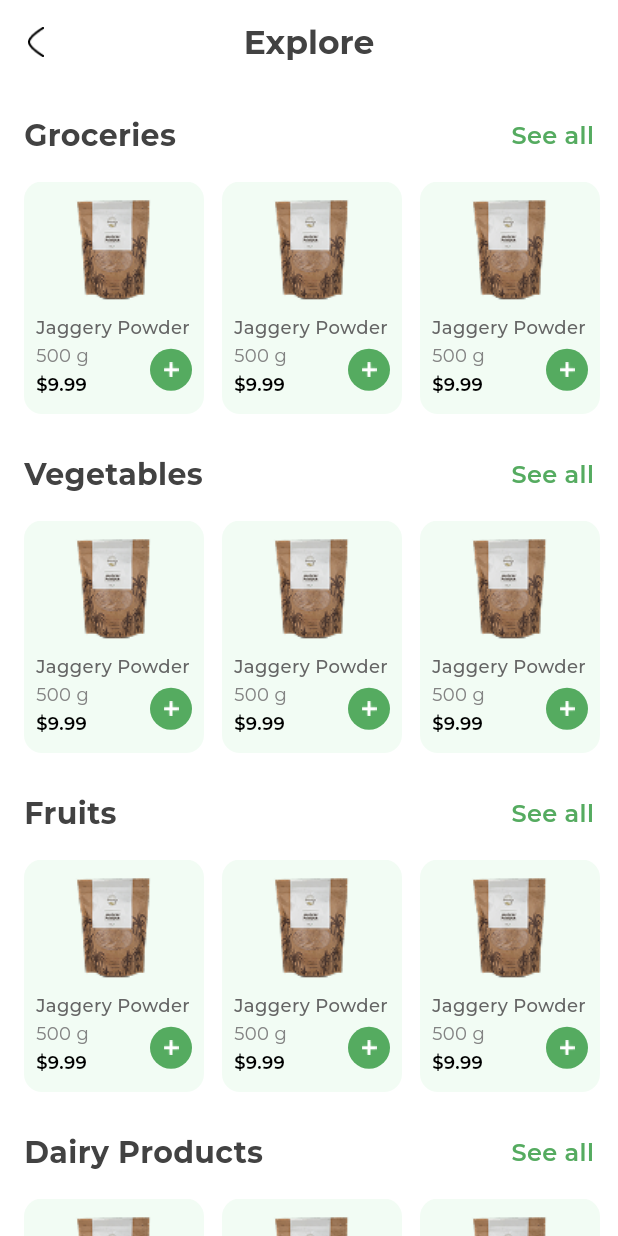
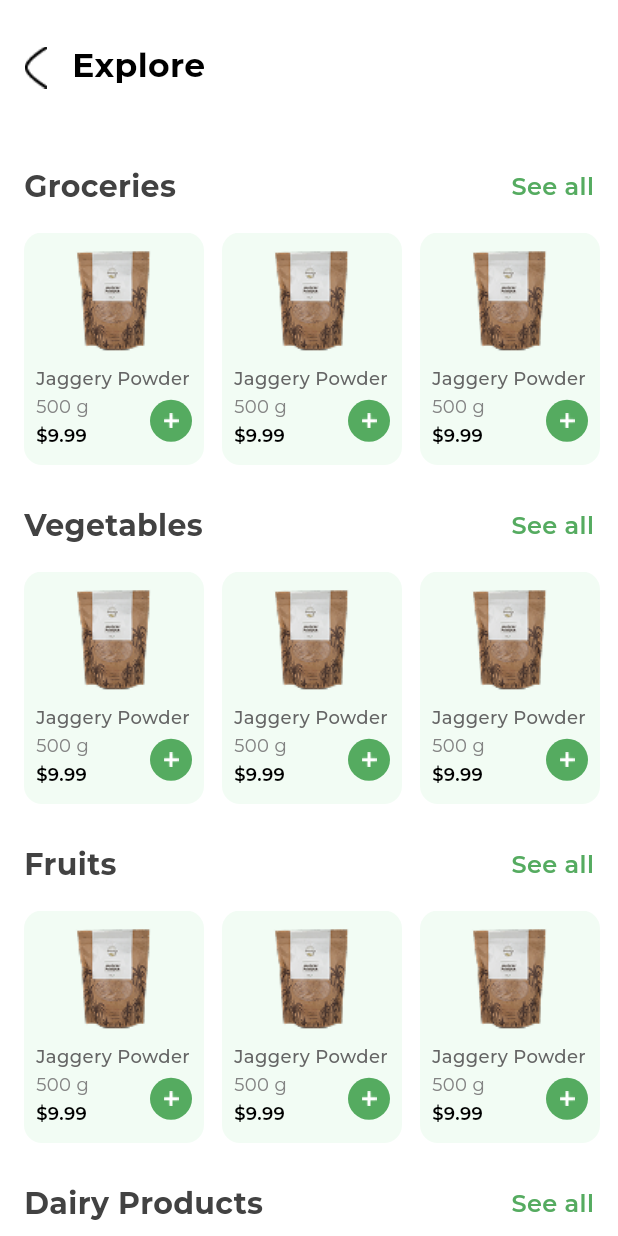
Before and after one commit to johntarus/flutter_grocery_store, a Flutter app: the ExploreScreen screen opened directly, on a phone screen of 412 x 824 dp. Run offline on Flutter 3.47's test engine with Material 3 defaults, Android fonts, the phone set to English and light mode, and no system bars; our stand-ins replace flutter_svg, go_router, google_fonts.

Commit message:
Added custom header

```diff
--- a/lib/components/custom_header.dart
+++ b/lib/components/custom_header.dart
@@ -1,48 +1,70 @@
 import 'package:flutter/material.dart';
 import 'package:google_fonts/google_fonts.dart';
-import 'package:sg_grocery/theme/app_colors.dart';
 
 class CommonHeader extends StatelessWidget implements PreferredSizeWidget {
   final String title;
+  final Color backgroundColor;
+  final Color titleColor;
+  final String backIconAsset;
+  final VoidCallback? onBackPressed;
   final bool showBackButton;
-  final VoidCallback? onBackPressed;
-  final Color backgroundColor;
-  final bool asAppBar;
+  final bool showCurvedBottom;
   final Widget? trailing;
-  final double elevation;
-  final double? toolbarHeight;
+  final TextAlign titleAlignment;
 
   const CommonHeader({
-    super.key,
+    Key? key,
     required this.title,
+    this.backgroundColor = Colors.white,
+    this.titleColor = Colors.black,
+    required this.backIconAsset,
+    this.onBackPressed,
     this.showBackButton = true,
-    this.onBackPressed,
-    this.backgroundColor = Colors.white,
-    this.asAppBar = true,
+    this.showCurvedBottom = false,
     this.trailing,
-    this.elevation = 0,
-    this.toolbarHeight,
-  });
+    this.titleAlignment = TextAlign.left,
+  }) : super(key: key);
 
   @override
-  Size get preferredSize => Size.fromHeight(toolbarHeight ?? kToolbarHeight);
+  Size get preferredSize => const Size.fromHeight(90); // taller for more padding
+
+  @override
+  Widget build(BuildContext context) {
+    return Container(
+      decoration: BoxDecoration(
+        color: backgroundColor,
+        borderRadius: showCurvedBottom
+            ? const BorderRadius.vertical(bottom: Radius.circular(20))
+            : BorderRadius.zero,
+      ),
+      child: SafeArea(bottom: false, child: _buildHeaderContent()),
+    );
+  }
 
   Widget _buildHeaderContent() {
-    return Row(
+    return Padding(
+      padding: const EdgeInsets.only(top: 12.0, bottom: 16.0),
+      // main vertical space
+      child: Row(
         children: [
           if (showBackButton)
-          IconButton(
+            Padding(
+              padding: const EdgeInsets.only(top: 4.0), // fine-tune back icon
+              child: IconButton(
                 padding: EdgeInsets.zero,
                 constraints: const BoxConstraints(),
-            icon: Image.asset('assets/icons/back.png', width: 20, height: 20),
+                icon: Image.asset(backIconAsset, width: 30, height: 30),
                 onPressed: onBackPressed,
               ),
+            ),
           Expanded(
-          child: Center(
+            child: Align(
+              alignment: Alignment.centerLeft,
               child: Text(
                 title,
+                textAlign: titleAlignment,
                 style: GoogleFonts.montserrat(
-                color: AppColors.darkColor,
+                  color: titleColor,
                   fontWeight: FontWeight.w700,
                   fontSize: 22,
                 ),
@@ -56,22 +78,7 @@ class CommonHeader extends StatelessWidget implements PreferredSizeWidget {
               child: IconButton(icon: Icon(Icons.arrow_back), onPressed: null),
             ),
         ],
+      ),
     );
   }
-
-  @override
-  Widget build(BuildContext context) {
-    if (asAppBar) {
-      return AppBar(
-        backgroundColor: backgroundColor,
-        elevation: elevation,
-        automaticallyImplyLeading: false,
-        titleSpacing: 0,
-        toolbarHeight: toolbarHeight,
-        title: _buildHeaderContent(),
-      );
 }
-
-    return _buildHeaderContent();
-  }
-}
--- a/lib/components/main_layout.dart
+++ b/lib/components/main_layout.dart
@@ -2,7 +2,7 @@ import 'package:flutter/material.dart';
 import 'package:go_router/go_router.dart';
 
 import '../components/custom_bottom_navigation_bar.dart';
-import '../screens/explore/explore.dart';
+import '../screens/explore/explore_screen.dart';
 import '../screens/home/home_screen.dart';
 import '../theme/app_colors.dart';
 
--- a/lib/screens/category/category_screen.dart
+++ b/lib/screens/category/category_screen.dart
@@ -1,4 +1,6 @@
 import 'package:flutter/material.dart';
+import 'package:sg_grocery/components/custom_header.dart';
+import 'package:sg_grocery/theme/app_colors.dart';
 
 class CategoryScreen extends StatelessWidget {
   const CategoryScreen({super.key});
@@ -6,12 +8,13 @@ class CategoryScreen extends StatelessWidget {
   @override
   Widget build(BuildContext context) {
     return Scaffold(
-      appBar: AppBar(
-        title: Text(
-          'Categories',
-          style: Theme.of(context).textTheme.titleLarge,
-        ),
-        centerTitle: true,
+      appBar: CommonHeader(
+        title: 'Categories',
+        titleAlignment: TextAlign.start,
+        backIconAsset: 'assets/icons/white_back.png',
+        titleColor: AppColors.white,
+        backgroundColor: AppColors.themeGreen,
+        onBackPressed: () => Navigator.pop(context),
       ),
       body: Center(
         child: Text(
--- a/lib/screens/explore/explore.dart
+++ b/lib/screens/explore/explore_screen.dart
@@ -115,6 +115,7 @@ class ExploreScreen extends StatelessWidget {
       backgroundColor: AppColors.white,
       appBar: CommonHeader(
         title: 'Explore',
+        backIconAsset: 'assets/icons/black_back.png',
         onBackPressed: () => Navigator.pop(context),
       ),
       body: CustomScrollView(
```
Also changed, not shown: assets/icons/black_back.png (renamed from assets/icons/back.png), assets/icons/white_back.png (added). Lines whose indentation alone changed are shown as unchanged.
